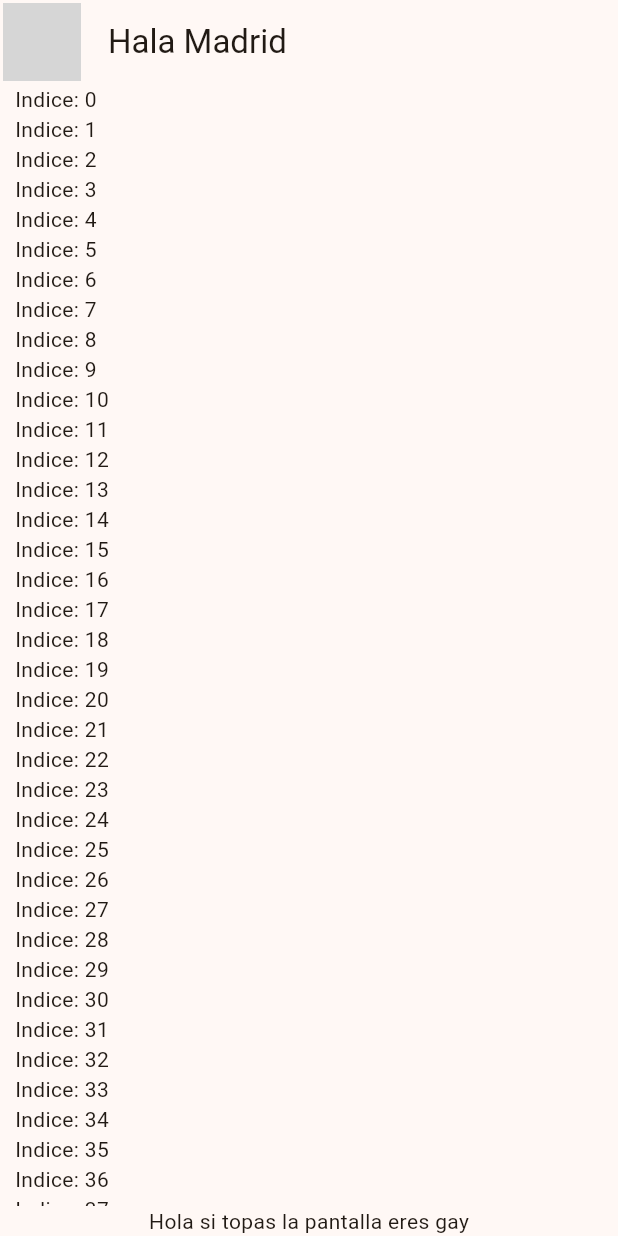
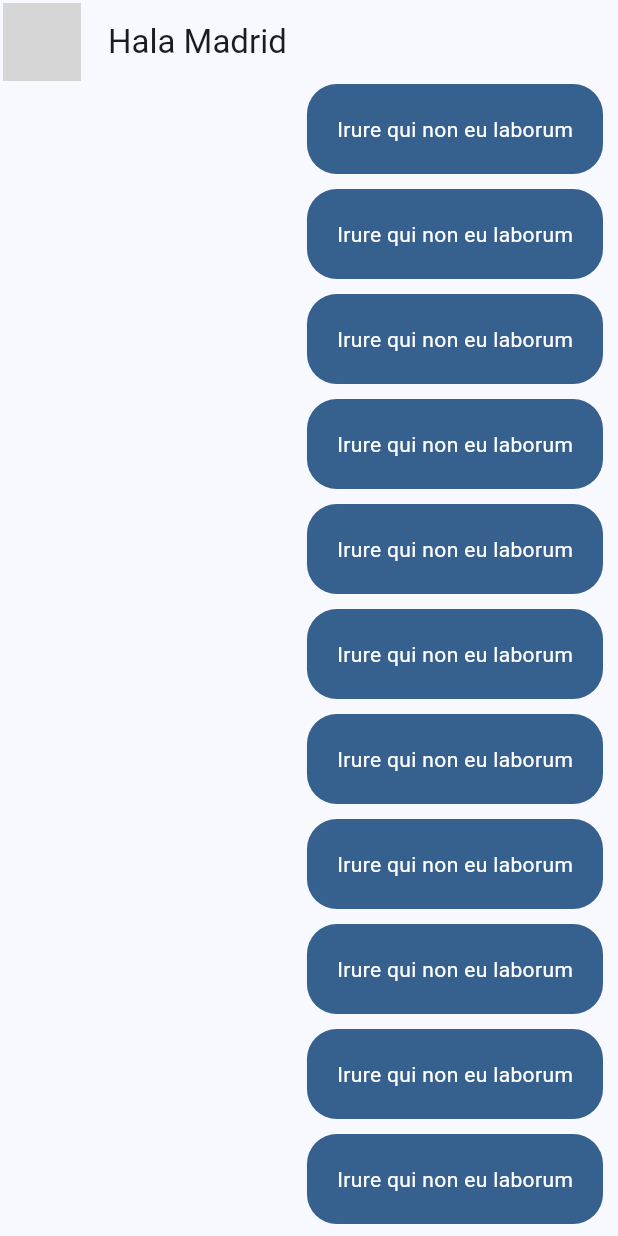
Before and after one commit to josuetorresf2/app_numero_2_yes_no_app, a Flutter app: the screen it shows after launch, on a phone screen of 412 x 824 dp. Run offline on Flutter 3.47's test engine with Material 2 defaults, Android fonts, the phone set to English and light mode, and no system bars; network calls fail; grey boxes are pictures that could not be loaded.

Commit message:
My messages

```diff
--- a/lib/main.dart
+++ b/lib/main.dart
@@ -1,5 +1,5 @@
 import 'package:app_de_mensaje_joshue/config/theme/app_theme.dart';
-import 'package:app_de_mensaje_joshue/presentation/chat/chat_screen.dart';
+import 'package:app_de_mensaje_joshue/presentation/screens/chat/chat_screen.dart';
 import 'package:flutter/material.dart';
 
 // mat
@@ -13,7 +13,7 @@
     return MaterialApp(
         title: 'Yes No App',
         debugShowCheckedModeBanner: false, //takes off the debug sticker
-        theme: AppTheme(selectedColor: 5)
+        theme: AppTheme(selectedColor: 1)
             .theme(), //importamos de nuestro file app_theme
         home: const ChatScreen());
   }
--- a/lib/presentation/chat/chat_screen.dart
+++ b/lib/presentation/screens/chat/chat_screen.dart
@@ -1,3 +1,4 @@
+import 'package:app_de_mensaje_joshue/presentation/widgets/chat/my_message_bubble.dart';
 import 'package:flutter/material.dart';
 
 class ChatScreen extends StatelessWidget {
@@ -30,12 +31,13 @@
         padding: const EdgeInsets.symmetric(horizontal: 10),
         child: Column(
           children: [
-            Expanded(child: ListView.builder(
+            Expanded(
+                child: ListView.builder(
+              itemCount: 100, //elementos que tengo
               itemBuilder: (context, index) {
-                return Text('Indice: $index');
+                return const MyMessageBuble();
               },
             )),
-            Text('Hola si topas la pantalla eres gay'),
           ],
         ),
       ),
--- /dev/null
+++ b/lib/presentation/widgets/chat/my_message_bubble.dart
@@ -0,0 +1,30 @@
+import 'package:flutter/material.dart';
+
+class MyMessageBuble extends StatelessWidget {
+  const MyMessageBuble({super.key});
+
+  @override
+  Widget build(BuildContext context) {
+    final colors = Theme.of(context).colorScheme;
+    return Column(
+      crossAxisAlignment: CrossAxisAlignment.end,
+      children: [
+        Container(
+          //color comes from config/theme/app_theme.dart
+          decoration: BoxDecoration(
+              color: colors.primary, borderRadius: BorderRadius.circular(20)),
+          child: const Padding(
+            padding: EdgeInsets.symmetric(horizontal: 20, vertical: 20),
+            child: Text(
+              'Irure qui non eu laborum',
+              style: TextStyle(color: Colors.white),
+            ),
+          ),
+        ),
+        const SizedBox(
+          height: 10,
+        )
+      ],
+    );
+  }
+}
```
